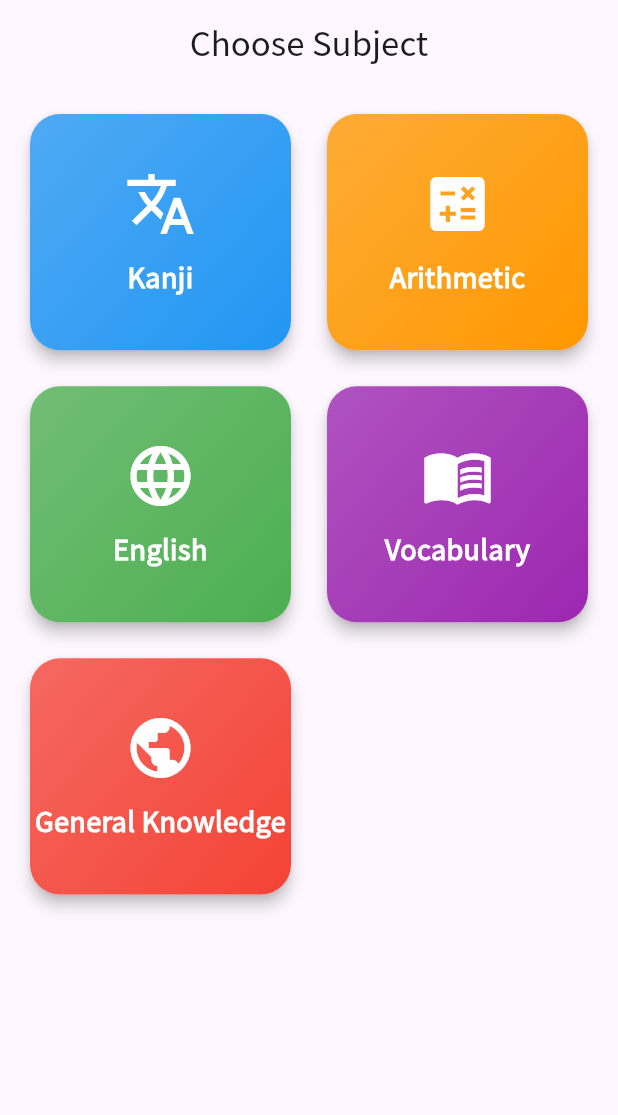
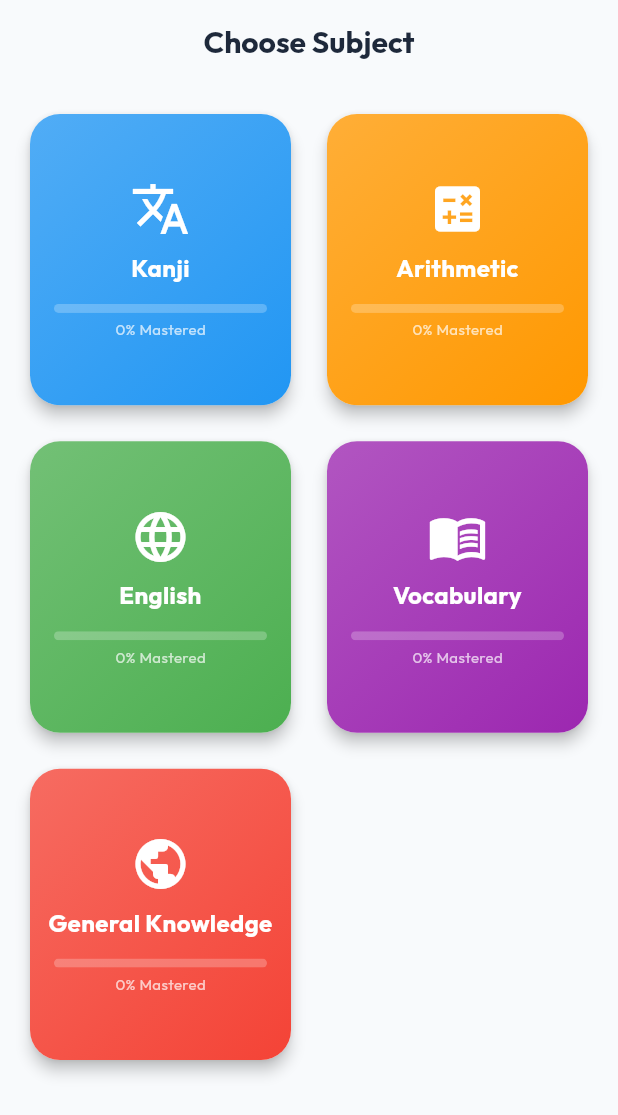
Before and after one commit to sulabh/flashcard, a Flutter app: the SubjectScreen screen opened by its route, on a phone screen of 412 x 824 dp. Shown: the top 1115 px of the screen. Run offline on Flutter 3.47's test engine with Material 3 defaults, Android fonts, the phone set to English and light mode, and no system bars; our stand-ins replace flutter_html, go_router, google_fonts, hooks_riverpod, sqflite_common, sqflite_common_ffi and 1 more; accounts and stored records are empty.

Commit message:
stable state. progress bar

```diff
--- /dev/null
+++ b/lib/data/providers/progress_provider.dart
@@ -0,0 +1,15 @@
+import 'package:hooks_riverpod/hooks_riverpod.dart';
+import '../database/database_helper.dart';
+import 'flashcard_provider.dart';
+
+// Fetch all mastery stats at once
+final masteryStatsProvider = FutureProvider<Map<String, double>>((ref) async {
+  final db = ref.read(databaseHelperProvider);
+  return await db.getCategoryMasteryStats();
+});
+
+// Helper provider to get mastery for a specific category
+final categoryMasteryProvider = Provider.family<double, String>((ref, category) {
+  final stats = ref.watch(masteryStatsProvider).value ?? {};
+  return stats[category] ?? 0.0;
+});
--- a/lib/main.dart
+++ b/lib/main.dart
@@ -43,9 +43,10 @@ class MyApp extends ConsumerWidget {
       debugShowCheckedModeBanner: false,
 
       // Theme
-      theme: AppTheme.lightTheme(),
-      darkTheme: AppTheme.darkTheme(),
+      theme: AppTheme.light,
+      darkTheme: AppTheme.dark,
       themeMode: themeMode,
+
 
       // Localization
       locale: locale,
--- a/lib/presentation/screens/subject_screen.dart
+++ b/lib/presentation/screens/subject_screen.dart
@@ -2,6 +2,8 @@ import 'package:flutter/material.dart';
 import 'package:hooks_riverpod/hooks_riverpod.dart';
 import 'package:go_router/go_router.dart';
 import '../../data/providers/flashcard_provider.dart';
+
+import '../../data/providers/progress_provider.dart';
 
 class SubjectScreen extends ConsumerWidget {
   const SubjectScreen({super.key});
@@ -16,6 +18,9 @@ class SubjectScreen extends ConsumerWidget {
       {'name': 'General Knowledge', 'icon': Icons.public, 'color': Colors.red},
     ];
 
+    // Refresh mastery stats when entering the screen
+    ref.listen(masteryStatsProvider, (_, __) {});
+
     return Scaffold(
       appBar: AppBar(
         title: const Text('Choose Subject'),
@@ -28,7 +33,7 @@ class SubjectScreen extends ConsumerWidget {
             crossAxisCount: 2,
             crossAxisSpacing: 16,
             mainAxisSpacing: 16,
-            childAspectRatio: 1.1,
+            childAspectRatio: 0.9, // Adjusted for progress bar
           ),
           itemCount: subjects.length,
           itemBuilder: (context, index) {
@@ -36,6 +41,15 @@ class SubjectScreen extends ConsumerWidget {
             final name = subject['name'] as String;
             final icon = subject['icon'] as IconData;
             final color = subject['color'] as Color;
+
+            final mastery = ref.watch(categoryMasteryProvider(name));
+            final masteryPercentage = (mastery * 100).toInt();
+
+            // Color threshold logic
+            Color progressColor;
+            if (mastery < 0.4) progressColor = Colors.redAccent;
+            else if (mastery < 0.7) progressColor = Colors.orangeAccent;
+            else progressColor = Colors.greenAccent;
 
             return InkWell(
               onTap: () {
@@ -61,15 +75,37 @@ class SubjectScreen extends ConsumerWidget {
                   child: Column(
                     mainAxisAlignment: MainAxisAlignment.center,
                     children: [
-                      Icon(icon, size: 48, color: Colors.white),
-                      const SizedBox(height: 12),
+                      Icon(icon, size: 40, color: Colors.white),
+                      const SizedBox(height: 8),
                       Text(
                         name,
                         textAlign: TextAlign.center,
                         style: const TextStyle(
-                          fontSize: 18,
+                          fontSize: 16,
                           fontWeight: FontWeight.bold,
                           color: Colors.white,
+                        ),
+                      ),
+                      const SizedBox(height: 12),
+                      Padding(
+                        padding: const EdgeInsets.symmetric(horizontal: 16.0),
+                        child: Column(
+                          children: [
+                            ClipRRect(
+                              borderRadius: BorderRadius.circular(10),
+                              child: LinearProgressIndicator(
+                                value: mastery,
+                                backgroundColor: Colors.white24,
+                                valueColor: AlwaysStoppedAnimation<Color>(progressColor),
+                                minHeight: 6,
+                              ),
+                            ),
+                            const SizedBox(height: 4),
+                            Text(
+                              '$masteryPercentage% Mastered',
+                              style: const TextStyle(fontSize: 10, color: Colors.white70),
+                            ),
+                          ],
                         ),
                       ),
                     ],
```
Also changed, not shown: lib/core/theme/app_theme.dart (+80 -8 lines), lib/data/database/database_helper.dart (+22 -0 lines), pubspec.yaml (+17 -0 lines), assets/logo.png (added), pubspec.lock, 1 other file.
